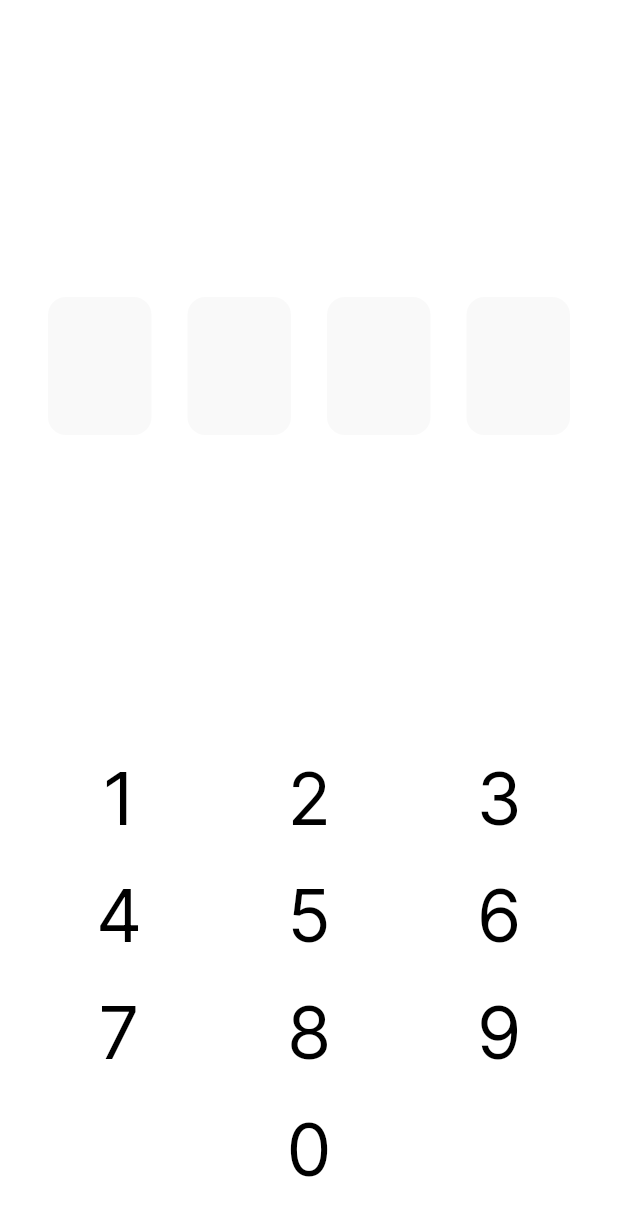
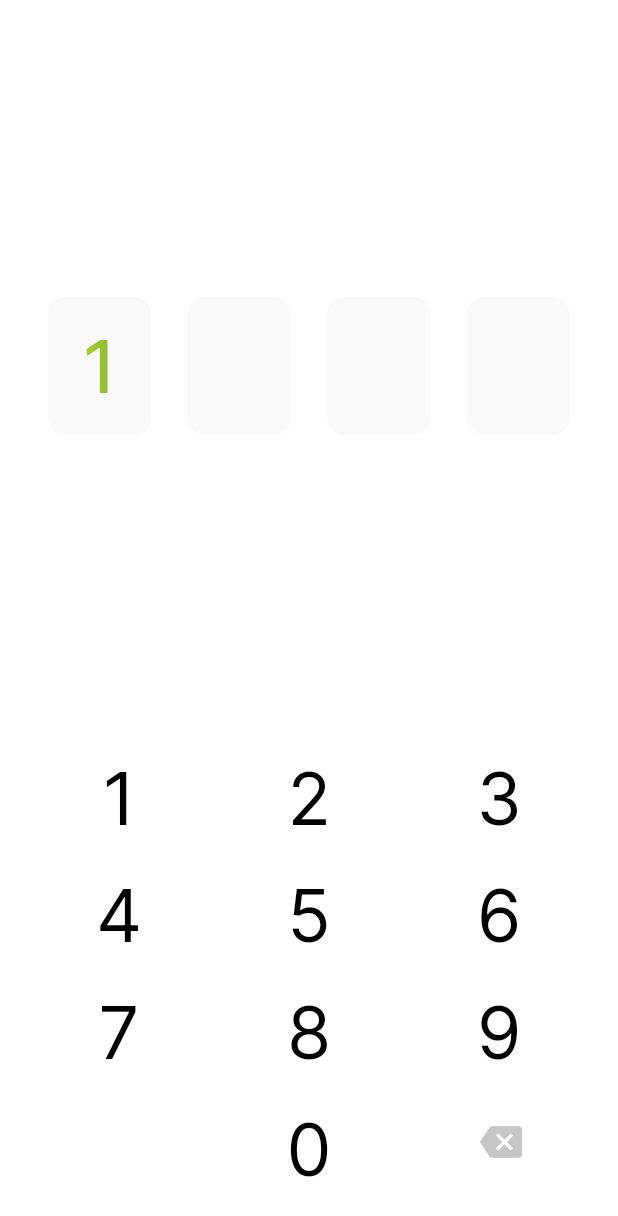
Before and after one commit to devcat37/treearth, a Flutter app: the ConfirmNumberPageView screen opened directly, after a tap on an icon or button, on a phone screen of 412 x 824 dp. Shown: the top 1216 px of the screen. Run offline on Flutter 3.47's test engine with Material 2 defaults, Android fonts, the phone set to English and light mode, and no system bars; our stand-ins replace carousel_slider, firebase_auth, firebase_core, flutter_mobx, flutter_secure_storage, flutter_svg and 5 more; accounts and stored records are empty; generated files the repository leaves out were written again.

Commit message:
Анимация набора пин-кода

```diff
--- a/lib/internal/utils/infrastructure.dart
+++ b/lib/internal/utils/infrastructure.dart
@@ -101,6 +101,7 @@ final borderRadius32 = BorderRadius.circular(32.0);
 const radiusCircular32 = Radius.circular(32.0);
 
 // Durations.
+/// Стандартная продолжительность анимации. Равно 250мс.
 const defaultAnimationDuration = Duration(milliseconds: 250);
 const halfASecond = Duration(milliseconds: 500);
 const aSecond = Duration(seconds: 1);
--- a/lib/presentation/global/pin_code_field/pin_code_field.dart
+++ b/lib/presentation/global/pin_code_field/pin_code_field.dart
@@ -5,6 +5,7 @@ import 'package:flutter/widgets.dart';
 // Project imports:
 import 'package:treearth/internal/utils/infrastructure.dart';
 import 'package:treearth/presentation/global/gradient_text/gradient_text.dart';
+import 'package:treearth/presentation/global/pin_code_field/pin_code_number.dart';
 import 'package:treearth/presentation/global/pin_controller/pin_controller.dart';
 
 class PinCodeField extends StatefulWidget {
@@ -24,7 +25,18 @@ class PinCodeField extends StatefulWidget {
 class _PinCodeFieldState extends State<PinCodeField> {
   @override
   void initState() {
+    widget.controller?.addListener(() {
+      setState(() {});
+    });
+
     super.initState();
+  }
+
+  @override
+  void dispose() {
+    widget.controller?.removeListener(() {});
+
+    super.dispose();
   }
 
   Widget _buildField(BuildContext context) {
@@ -44,14 +56,7 @@ class _PinCodeFieldState extends State<PinCodeField> {
 
   Widget _buildNumber(BuildContext context, String value) {
     return Center(
-      child: GradientText(
-        value,
-        gradient: LinearGradient(colors: [lightGreenColor, semiDarkGreenColor]),
-        style: TextStyle(
-          fontSize: (4 / widget.length) * sidePadding48,
-          fontWeight: FontWeight.w500,
-        ),
-      ),
+      child: PinCodeNumber(value, size: (4 / widget.length) * sidePadding48),
     );
   }
 
@@ -64,14 +69,15 @@ class _PinCodeFieldState extends State<PinCodeField> {
       child: Row(
         mainAxisAlignment: MainAxisAlignment.spaceBetween,
         children: List.generate(widget.length, (index) {
-          final value =
-              index > (widget.controller?.pin?.length ?? 0) ? '' : widget.controller?.pin?[index].toString() ?? '';
-          print(value);
+          final value = index >= (widget.controller?.pin ?? '').length
+              ? ''
+              : widget.controller?.pin?.split('').elementAt(index) ?? '';
+
           return Stack(
             alignment: Alignment.center,
             children: [
               _buildField(context),
-              _buildNumber(context, value),
+              if (value.isNotEmpty) _buildNumber(context, value),
             ],
           );
         }),
--- /dev/null
+++ b/lib/presentation/global/pin_code_field/pin_code_number.dart
@@ -0,0 +1,62 @@
+// Flutter imports:
+import 'package:flutter/material.dart';
+
+// Project imports:
+import 'package:treearth/internal/utils/infrastructure.dart';
+import 'package:treearth/presentation/global/gradient_text/gradient_text.dart';
+
+class PinCodeNumber extends StatefulWidget {
+  const PinCodeNumber(this.number, {Key? key, this.size = sidePadding48}) : super(key: key);
+
+  final String number;
+  final double size;
+
+  @override
+  _PinCodeNumberState createState() => _PinCodeNumberState();
+}
+
+class _PinCodeNumberState extends State<PinCodeNumber> with SingleTickerProviderStateMixin {
+  AnimationController? _controller;
+  Animation<double>? curve;
+  Tween<double>? valueTween;
+
+  @override
+  void initState() {
+    super.initState();
+
+    _controller = AnimationController(vsync: this, duration: defaultAnimationDuration);
+
+    valueTween = Tween<double>(begin: 0, end: 1);
+
+    curve = CurvedAnimation(parent: _controller!, curve: Curves.easeInOutCubic);
+
+    _controller!.forward();
+  }
+
+  @override
+  void dispose() {
+    _controller?.dispose();
+    super.dispose();
+  }
+
+  @override
+  Widget build(BuildContext context) {
+    if (_controller != null)
+      return AnimatedBuilder(
+        animation: _controller!,
+        builder: (context, _) => Opacity(
+          opacity: valueTween!.evaluate(curve!),
+          child: GradientText(
+            widget.number,
+            gradient: LinearGradient(colors: [lightGreenColor, semiDarkGreenColor]),
+            style: TextStyle(
+              fontSize: valueTween!.evaluate(curve!) * widget.size,
+              fontWeight: FontWeight.w500,
+              fontFamily: 'Inter',
+            ),
+          ),
+        ),
+      );
+    return SizedBox.shrink();
+  }
+}
--- a/lib/presentation/global/pin_controller/pin_controller.dart
+++ b/lib/presentation/global/pin_controller/pin_controller.dart
@@ -1,8 +1,11 @@
-class PinController {
+// Flutter imports:
+import 'package:flutter/material.dart';
+
+class PinController with ChangeNotifier {
   PinController({
     this.onChanged,
     this.length = 4,
-  }) : pin = List.generate(length, (index) => ' ').join();
+  });
 
   final Function()? onChanged;
 
@@ -11,4 +14,21 @@ class PinController {
 
   /// Введенный пользователем пин-код.
   String? pin;
+
+  void addValue(String value) {
+    String newPin = '${pin ?? ''}$value';
+    if (newPin.length > length) newPin = newPin.substring(0, length);
+
+    pin = newPin;
+    notifyListeners();
+  }
+
+  void removeLast() {
+    if (pin?.isNotEmpty ?? false) {
+      String newPin = pin?.substring(0, pin!.length - 1) ?? '';
+
+      pin = newPin;
+      notifyListeners();
+    }
+  }
 }
--- a/lib/presentation/global/pin_enter/pin_enter.dart
+++ b/lib/presentation/global/pin_enter/pin_enter.dart
@@ -11,10 +11,12 @@ class PinEnter extends StatelessWidget {
     Key? key,
     this.controller,
     this.onChanged,
+    this.hasBackspace = true,
   }) : super(key: key);
 
   final PinController? controller;
   final Function()? onChanged;
+  final bool hasBackspace;
 
   static const _style = TextStyle(
       color: blackColor, fontSize: sidePadding48, fontFamily: 'Inter', fontWeight: FontWeight.w400, height: 78 / 48);
@@ -26,13 +28,18 @@ class PinEnter extends StatelessWidget {
     );
   }
 
+  Widget _buildBackspace(BuildContext context) {
+    return InkResponse(
+      onTap: controller?.removeLast,
+      child: Icon(Icons.backspace, color: greyTextColor, size: 28.0),
+    );
+  }
+
   Widget _buildNumberPin(BuildContext context, int number) {
     return _buildPin(
       context,
       onPressed: () {
-        if (controller?.pin == null)
-          controller?.pin = number.toString();
-        else if (controller != null) controller!.pin = controller!.pin! + number.toString();
+        controller?.addValue(number.toString());
 
         controller?.onChanged?.call();
         if (onChanged != null) onChanged!();
@@ -82,9 +89,26 @@ class PinEnter extends StatelessWidget {
               ],
             ),
             Row(
-              mainAxisAlignment: MainAxisAlignment.center,
               children: [
-                _buildPin(context, pin: _buildNumberPin(context, 0)),
+                Expanded(
+                  flex: 1,
+                  child: Center(
+                    child: const SizedBox.shrink(),
+                  ),
+                ),
+                Expanded(
+                  flex: 1,
+                  child: Center(
+                    child: _buildNumberPin(context, 0),
+                  ),
+                ),
+                Expanded(
+                  flex: 1,
+                  child: Align(
+                    alignment: Alignment.centerRight,
+                    child: _buildBackspace(context),
+                  ),
+                ),
               ],
             ),
           ],
--- a/lib/presentation/pages/confirm_number_page/confirm_number_page_view.dart
+++ b/lib/presentation/pages/confirm_number_page/confirm_number_page_view.dart
@@ -36,9 +36,6 @@ class _ConfirmNumberPageViewState extends State<ConfirmNumberPageView> {
             ),
             PinEnter(
               controller: controller,
-              onChanged: () {
-                setState(() {});
-              },
             ),
             SizedBox(
               height:
--- a/lib/presentation/pages/phone_number_page/phone_number_page_view.dart
+++ b/lib/presentation/pages/phone_number_page/phone_number_page_view.dart
@@ -26,7 +26,7 @@ class PhoneNumberPageView extends StatelessWidget {
       title: 'Телефон',
       hintText: 'Введите номер',
       autoFocus: true,
-      keyboardType: TextInputType.number,
+      keyboardType: TextInputType.phone,
     );
   }
 
```
Also changed, not shown: 1 other file.
